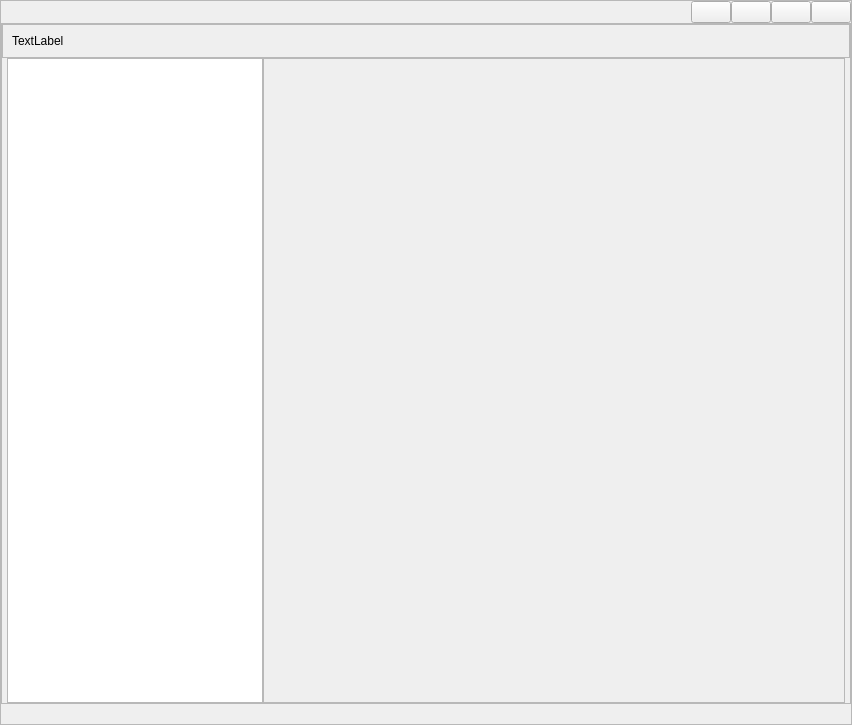
Before: the Qt Designer form output/Centre macro/src/gui/ui/main.ui in TheR7angelo/Centre_macro, drawn with Qt 5.
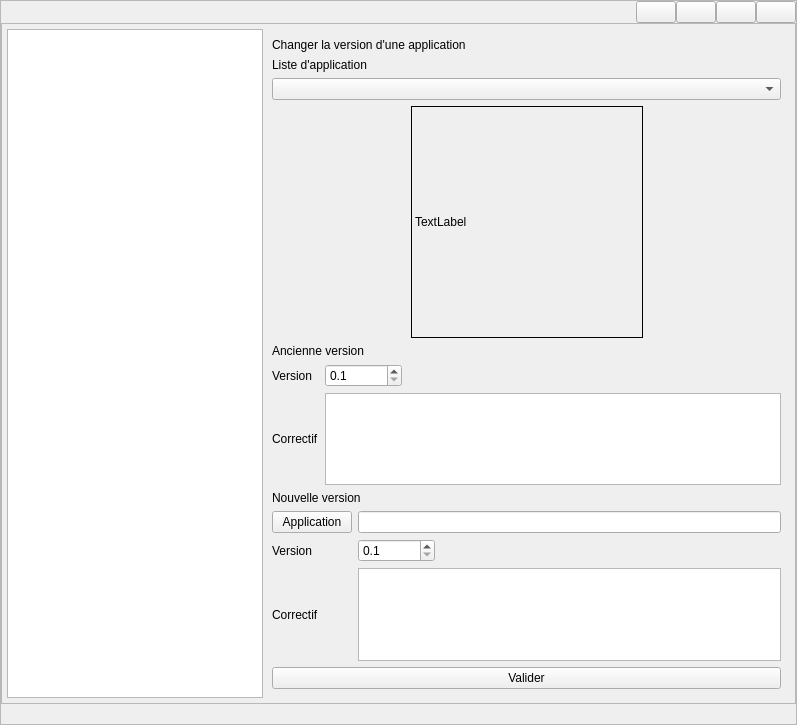
After: the same form once the commit is applied. The open tabs and pages were chosen to show the change. Custom widgets are drawn as their Qt base class.

Patch:
```diff
--- a/output/Centre macro/src/gui/ui/main.ui
+++ b/output/Centre macro/src/gui/ui/main.ui
@@ -6,7 +6,7 @@
    <rect>
     <x>0</x>
     <y>0</y>
-    <width>852</width>
+    <width>797</width>
     <height>725</height>
    </rect>
   </property>
@@ -148,33 +148,20 @@
          <property name="bottomMargin">
           <number>0</number>
          </property>
-         <item>
-          <widget class="QFrame" name="fr_menu_titre">
-           <property name="frameShape">
-            <enum>QFrame::StyledPanel</enum>
-           </property>
-           <property name="frameShadow">
-            <enum>QFrame::Raised</enum>
-           </property>
-           <layout class="QHBoxLayout" name="horizontalLayout_2">
-            <item>
-             <widget class="QLabel" name="lb_title">
-              <property name="text">
-               <string>TextLabel</string>
-              </property>
-             </widget>
-            </item>
-           </layout>
-          </widget>
-         </item>
          <item>
           <layout class="QHBoxLayout" name="horizontalLayout">
            <property name="leftMargin">
             <number>5</number>
            </property>
+           <property name="topMargin">
+            <number>5</number>
+           </property>
            <property name="rightMargin">
             <number>5</number>
            </property>
+           <property name="bottomMargin">
+            <number>5</number>
+           </property>
            <item>
             <widget class="QListWidget" name="list_menu">
              <property name="sizePolicy">
@@ -217,8 +204,8 @@
                    <rect>
                     <x>0</x>
                     <y>0</y>
-                    <width>574</width>
-                    <height>637</height>
+                    <width>519</width>
+                    <height>665</height>
                    </rect>
                   </property>
                   <property name="maximumSize">
@@ -295,7 +282,14 @@
                  </property>
                  <layout class="QVBoxLayout" name="verticalLayout_6">
                   <item>
-                   <layout class="QVBoxLayout" name="verticalLayout_4">
+                   <widget class="QLabel" name="lb_addApp_titre">
+                    <property name="text">
+                     <string>Ajout d'une application</string>
+                    </property>
+                   </widget>
+                  </item>
+                  <item>
+                   <layout class="QVBoxLayout" name="verticalLayout_1">
                     <item alignment="Qt::AlignHCenter">
                      <widget class="DropLabel" name="lb_icon_new">
                       <property name="sizePolicy">
@@ -505,6 +499,301 @@
                </item>
               </layout>
              </widget>
+             <widget class="QWidget" name="page_change_ver">
+              <layout class="QVBoxLayout" name="verticalLayout_8">
+               <item>
+                <widget class="QLabel" name="lb_changeVer_titre">
+                 <property name="text">
+                  <string>Changer la version d'une application</string>
+                 </property>
+                </widget>
+               </item>
+               <item>
+                <layout class="QVBoxLayout" name="verticalLayout_4">
+                 <item>
+                  <widget class="QLabel" name="lb_list_app">
+                   <property name="text">
+                    <string>Liste d'application</string>
+                   </property>
+                  </widget>
+                 </item>
+                 <item>
+                  <widget class="QComboBox" name="cb_list_app_ver"/>
+                 </item>
+                </layout>
+               </item>
+               <item>
+                <layout class="QHBoxLayout" name="horizontalLayout_4">
+                 <item>
+                  <spacer name="horizontalSpacer_9">
+                   <property name="orientation">
+                    <enum>Qt::Horizontal</enum>
+                   </property>
+                   <property name="sizeHint" stdset="0">
+                    <size>
+                     <width>40</width>
+                     <height>20</height>
+                    </size>
+                   </property>
+                  </spacer>
+                 </item>
+                 <item>
+                  <widget class="QLabel" name="lb_app_ver_add">
+                   <property name="minimumSize">
+                    <size>
+                     <width>232</width>
+                     <height>232</height>
+                    </size>
+                   </property>
+                   <property name="maximumSize">
+                    <size>
+                     <width>232</width>
+                     <height>232</height>
+                    </size>
+                   </property>
+                   <property name="frameShape">
+                    <enum>QFrame::Box</enum>
+                   </property>
+                   <property name="text">
+                    <string>TextLabel</string>
+                   </property>
+                  </widget>
+                 </item>
+                 <item>
+                  <spacer name="horizontalSpacer_10">
+                   <property name="orientation">
+                    <enum>Qt::Horizontal</enum>
+                   </property>
+                   <property name="sizeHint" stdset="0">
+                    <size>
+                     <width>40</width>
+                     <height>20</height>
+                    </size>
+                   </property>
+                  </spacer>
+                 </item>
+                </layout>
+               </item>
+               <item>
+                <layout class="QGridLayout" name="gridLayout_3">
+                 <item row="0" column="0" rowspan="2" colspan="3">
+                  <widget class="QLabel" name="lb_old_ver">
+                   <property name="text">
+                    <string>Ancienne version</string>
+                   </property>
+                  </widget>
+                 </item>
+                 <item row="2" column="0">
+                  <widget class="QLabel" name="lb_change_old_ver">
+                   <property name="text">
+                    <string>Version</string>
+                   </property>
+                  </widget>
+                 </item>
+                 <item row="3" column="1" colspan="2">
+                  <widget class="QTextEdit" name="text_old_chang"/>
+                 </item>
+                 <item row="3" column="0">
+                  <widget class="QLabel" name="lb_correct_old">
+                   <property name="text">
+                    <string>Correctif</string>
+                   </property>
+                  </widget>
+                 </item>
+                 <item row="2" column="1">
+                  <widget class="QDoubleSpinBox" name="num_old_ver">
+                   <property name="decimals">
+                    <number>1</number>
+                   </property>
+                   <property name="minimum">
+                    <double>0.100000000000000</double>
+                   </property>
+                   <property name="maximum">
+                    <double>99999999.000000000000000</double>
+                   </property>
+                   <property name="singleStep">
+                    <double>0.010000000000000</double>
+                   </property>
+                  </widget>
+                 </item>
+                 <item row="2" column="2">
+                  <spacer name="horizontalSpacer_7">
+                   <property name="orientation">
+                    <enum>Qt::Horizontal</enum>
+                   </property>
+                   <property name="sizeHint" stdset="0">
+                    <size>
+                     <width>40</width>
+                     <height>20</height>
+                    </size>
+                   </property>
+                  </spacer>
+                 </item>
+                </layout>
+               </item>
+               <item>
+                <layout class="QGridLayout" name="gridLayout_4">
+                 <item row="4" column="0">
+                  <widget class="QLabel" name="lb_correct_new">
+                   <property name="text">
+                    <string>Correctif</string>
+                   </property>
+                  </widget>
+                 </item>
+                 <item row="0" column="0" rowspan="2" colspan="3">
+                  <widget class="QLabel" name="lb_new_ver">
+                   <property name="text">
+                    <string>Nouvelle version</string>
+                   </property>
+                  </widget>
+                 </item>
+                 <item row="3" column="1">
+                  <widget class="QDoubleSpinBox" name="num_new_ver">
+                   <property name="decimals">
+                    <number>1</number>
+                   </property>
+                   <property name="minimum">
+                    <double>0.100000000000000</double>
+                   </property>
+                   <property name="maximum">
+                    <double>99999999.000000000000000</double>
+                   </property>
+                   <property name="singleStep">
+                    <double>0.010000000000000</double>
+                   </property>
+                  </widget>
+                 </item>
+                 <item row="4" column="1" colspan="2">
+                  <widget class="QTextEdit" name="text_new_chang"/>
+                 </item>
+                 <item row="3" column="0">
+                  <widget class="QLabel" name="lb_change_new_ver">
+                   <property name="text">
+                    <string>Version</string>
+                   </property>
+                  </widget>
+                 </item>
+                 <item row="3" column="2">
+                  <spacer name="horizontalSpacer_8">
+                   <property name="orientation">
+                    <enum>Qt::Horizontal</enum>
+                   </property>
+                   <property name="sizeHint" stdset="0">
+                    <size>
+                     <width>40</width>
+                     <height>20</height>
+                    </size>
+                   </property>
+                  </spacer>
+                 </item>
+                 <item row="2" column="0">
+                  <widget class="QPushButton" name="pb_ap_selector_ver">
+                   <property name="text">
+                    <string>Application</string>
+                   </property>
+                  </widget>
+                 </item>
+                 <item row="2" column="1" colspan="2">
+                  <widget class="QLineEdit" name="line_ap_ver"/>
+                 </item>
+                </layout>
+               </item>
+               <item>
+                <widget class="QPushButton" name="pb_new_ver_val">
+                 <property name="text">
+                  <string>Valider</string>
+                 </property>
+                </widget>
+               </item>
+              </layout>
+             </widget>
+             <widget class="QWidget" name="page_ajout_role">
+              <layout class="QVBoxLayout" name="verticalLayout_10">
+               <item>
+                <widget class="QLabel" name="lb_role_titre">
+                 <property name="text">
+                  <string>Ajout d'un role</string>
+                 </property>
+                </widget>
+               </item>
+               <item>
+                <widget class="QComboBox" name="cb_ajout_role"/>
+               </item>
+               <item>
+                <widget class="QWidget" name="fr_role_add" native="true">
+                 <layout class="QVBoxLayout" name="verticalLayout_9">
+                  <item>
+                   <spacer name="verticalSpacer">
+                    <property name="orientation">
+                     <enum>Qt::Vertical</enum>
+                    </property>
+                    <property name="sizeHint" stdset="0">
+                     <size>
+                      <width>20</width>
+                      <height>40</height>
+                     </size>
+                    </property>
+                   </spacer>
+                  </item>
+                  <item>
+                   <layout class="QFormLayout" name="formLayout">
+                    <item row="0" column="0">
+                     <widget class="QLabel" name="lb_role_name_add">
+                      <property name="text">
+                       <string>GID :</string>
+                      </property>
+                     </widget>
+                    </item>
+                    <item row="1" column="0">
+                     <widget class="QLabel" name="lb_role_alias_add">
+                      <property name="text">
+                       <string>Alias :</string>
+                      </property>
+                     </widget>
+                    </item>
+                    <item row="1" column="1">
+                     <widget class="QLineEdit" name="ln_role_alias_add"/>
+                    </item>
+                    <item row="2" column="0">
+                     <widget class="QLabel" name="lb_role_mail_add">
+                      <property name="text">
+                       <string>Adresse mail :</string>
+                      </property>
+                     </widget>
+                    </item>
+                    <item row="2" column="1">
+                     <widget class="QLineEdit" name="ln_role_mail_add"/>
+                    </item>
+                    <item row="0" column="1">
+                     <widget class="QComboBox" name="cb_role_nom_add"/>
+                    </item>
+                   </layout>
+                  </item>
+                  <item>
+                   <widget class="QPushButton" name="pb_role_add_valide">
+                    <property name="text">
+                     <string>Ajouter</string>
+                    </property>
+                   </widget>
+                  </item>
+                  <item>
+                   <spacer name="verticalSpacer_5">
+                    <property name="orientation">
+                     <enum>Qt::Vertical</enum>
+                    </property>
+                    <property name="sizeHint" stdset="0">
+                     <size>
+                      <width>20</width>
+                      <height>40</height>
+                     </size>
+                    </property>
+                   </spacer>
+                  </item>
+                 </layout>
+                </widget>
+               </item>
+              </layout>
+             </widget>
             </widget>
            </item>
           </layout>
```
Left out of the diff: 160 changed lines with no effect on the pictures.
